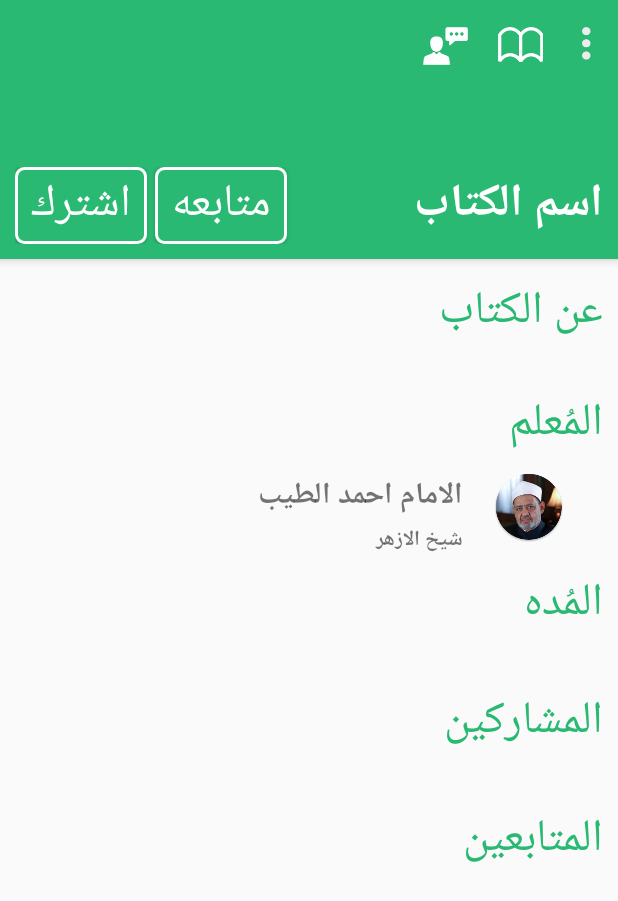
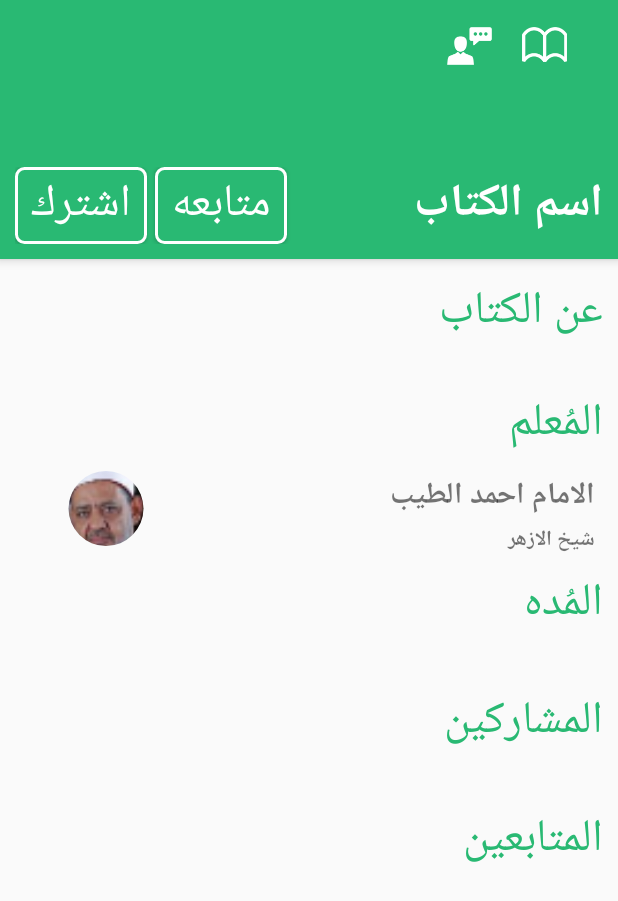
Before and after one commit to ahmed-essam/ta3lam, an Android app: the BookDetailActivity screen opened directly, with no data from a screen before it, on a phone screen of 412 x 824 dp. Shown: the top 901 px of the screen. Run offline under Robolectric (Android 15) with nearby library versions, the phone set to English and light mode, and no system bars; our stand-ins replace CircleImageView, Picasso, Volley; libraries missing offline, so code that uses them is left out: com.raizlabs.android; network calls fail; pictures from the network do not load; 5 statements that could not run were skipped.

Commit message:
adding the UI of BookDetailActivity.java and add API

```diff
--- /dev/null
+++ b/app/src/main/java/com/yackeen/ta3allam/model/dto/request/BookDetailRequest.java
@@ -0,0 +1,26 @@
+package com.yackeen.ta3allam.model.dto.request;
+
+/**
+ * Created by ahmed essam on 13/06/2017.
+ */
+
+public class BookDetailRequest {
+    private String UserID;
+    private int BookID;
+
+    public String getUserID() {
+        return UserID;
+    }
+
+    public void setUserID(String userID) {
+        UserID = userID;
+    }
+
+    public int getBookID() {
+        return BookID;
+    }
+
+    public void setBookID(int bookID) {
+        BookID = bookID;
+    }
+}
--- a/app/src/main/java/com/yackeen/ta3allam/server/api/UserAPI.java
+++ b/app/src/main/java/com/yackeen/ta3allam/server/api/UserAPI.java
@@ -7,6 +7,7 @@ import com.android.volley.Response.ErrorListener;
 import com.android.volley.Response.Listener;
 import com.yackeen.ta3allam.Capsule.Follower;
 import com.yackeen.ta3allam.application.AppController;
+import com.yackeen.ta3allam.model.dto.request.BookDetailRequest;
 import com.yackeen.ta3allam.model.dto.request.FirstLogin1Request;
 import com.yackeen.ta3allam.model.dto.request.FirstLogin2Request;
 import com.yackeen.ta3allam.model.dto.request.FollowerRequest;
@@ -15,6 +16,7 @@ import com.yackeen.ta3allam.model.dto.request.NewsRequest;
 import com.yackeen.ta3allam.model.dto.request.NotificationsRequest;
 import com.yackeen.ta3allam.model.dto.request.RegisterRequest;
 import com.yackeen.ta3allam.model.dto.request.ResetPasswordRequest;
+import com.yackeen.ta3allam.model.dto.response.BookDetailResponse;
 import com.yackeen.ta3allam.model.dto.response.FirstLoginResponse1;
 import com.yackeen.ta3allam.model.dto.response.FirstLoginResponse2;
 import com.yackeen.ta3allam.model.dto.response.FollwerResponse;
@@ -183,5 +185,21 @@ public class UserAPI {
         );
         appContext.addToRequestQueue(request);
     }
+    public void getBookDetails(BookDetailRequest body, Listener<BookDetailResponse> listener, ErrorListener errorListener, Context context){
+        String url = AppBaseURL.concat("Books/GetBookDetails");
+        Map map = new HashMap();
+        map.put("UserID", UserHelper.getUserId(context));
+        map.put("Token", MyFirebaseInstanceIdService.getDeviceToken(context));
+        GsonPostRequest<BookDetailResponse> request = new GsonPostRequest<>(
+                url,
+                body,
+                BookDetailResponse.class,
+                map,
+                listener,
+                errorListener
+        );
+        appContext.addToRequestQueue(request);
+    }
+
 
 }
--- a/app/src/main/java/com/yackeen/ta3allam/ui/activity/BookDetailActivity.java
+++ b/app/src/main/java/com/yackeen/ta3allam/ui/activity/BookDetailActivity.java
@@ -1,15 +1,142 @@
 package com.yackeen.ta3allam.ui.activity;
 
+import android.content.Context;
+import android.content.Intent;
+import android.media.Image;
+import android.support.design.widget.BaseTransientBottomBar;
 import android.support.v7.app.AppCompatActivity;
 import android.os.Bundle;
+import android.util.Log;
+import android.view.View;
+import android.widget.Button;
+import android.widget.ImageView;
+import android.widget.TextView;
+import android.widget.Toast;
 
+import com.android.volley.Response;
+import com.android.volley.VolleyError;
+import com.squareup.picasso.Picasso;
+import com.yackeen.ta3allam.Capsule.Book;
+import com.yackeen.ta3allam.Capsule.BookDetail;
 import com.yackeen.ta3allam.R;
+import com.yackeen.ta3allam.model.dto.request.BookDetailRequest;
+import com.yackeen.ta3allam.model.dto.request.FirstLogin1Request;
+import com.yackeen.ta3allam.model.dto.response.BookDetailResponse;
+import com.yackeen.ta3allam.model.dto.response.LoginResponse;
+import com.yackeen.ta3allam.server.api.API;
+import com.yackeen.ta3allam.util.UserHelper;
 
 public class BookDetailActivity extends AppCompatActivity {
+    private final static String ARG_BOOK="bookData";
+    private final static String TAG="BookDetail";
+    private ImageView forumIcon;
+    private ImageView openBookIcon;
+    private TextView bookName;
+    private TextView bookLevel;
+    private TextView bookCategory;
+    private Button followButton;
+    private Button shareButton;
+    private TextView aboutText;
+    private ImageView teacherImage;
+    private TextView teacherName;
+    private TextView teacherPosition;
+    private TextView duration;
+    private TextView shareNumText;
+    private TextView followerNumText;
+    private Book book;
 
     @Override
     protected void onCreate(Bundle savedInstanceState) {
         super.onCreate(savedInstanceState);
         setContentView(R.layout.activity_book_detail);
+        addViewToActivity();
+        initiateOnClickListener();
+        book = retrieveDataFromIntent();
+        bookName.setText(book.getName());
+        bookLevel.setText(Integer.toString(book.getLevel()));
+        bookCategory.setText(book.getCourseName());
+        Log.e(TAG, "onCreate: "+ UserHelper.getUserId(this));
+        feachBookDetailsFromApi();
+
     }
+    public void feachBookDetailsFromApi(){
+        BookDetailRequest body = new BookDetailRequest();
+        body.setBookID(book.getId());
+        body.setUserID(UserHelper.getUserId(this));
+        API.getUserAPIs().getBookDetails(body,getBookDetailListener(),
+                getBookDetailFailedListener(),BookDetailActivity.this);
+
+
+    }
+    public void initiateOnClickListener(){
+        forumIcon.setOnClickListener(new View.OnClickListener() {
+            @Override
+            public void onClick(View view) {
+
+            }
+        });
+    }
+
+
+    public void addViewToActivity(){
+        forumIcon = (ImageView)findViewById(R.id.form_icon);
+        openBookIcon = (ImageView)findViewById(R.id.open_book);
+        bookName = (TextView) findViewById(R.id.book_name_id_detail);
+        bookLevel = (TextView) findViewById(R.id.book_level);
+        bookCategory = (TextView) findViewById(R.id.book_category);
+        followButton=(Button)findViewById(R.id.follow_book_button);
+        shareButton=(Button)findViewById(R.id.share_book_button);
+        aboutText = (TextView) findViewById(R.id.book_detail_text);
+        teacherImage = (ImageView) findViewById(R.id.teacher_image_detail);
+        teacherName = (TextView) findViewById(R.id.teacher_name_detail);
+        teacherPosition = (TextView) findViewById(R.id.teacher_position_detail);
+        duration = (TextView) findViewById(R.id.book_duration_text);
+        shareNumText = (TextView) findViewById(R.id.book_share_num_text);
+        followerNumText = (TextView) findViewById(R.id.book_follower_num_text);
+    }
+    public static Intent newDetailIntent(Context context,Book book){
+        Intent intent = new Intent(context,BookDetailActivity.class);
+        intent.putExtra(ARG_BOOK,book);
+        return intent;
+    }
+    public Book retrieveDataFromIntent(){
+
+        Intent intent=this.getIntent();
+        Book book = (Book) intent.getSerializableExtra(ARG_BOOK);
+        return book;
+    }
+    public void addValuesToView(BookDetail bookDetail){
+        aboutText.setText(bookDetail.getAbout());
+        Picasso.with(this).load(bookDetail.getTeacherPicture()).into(teacherImage);
+        teacherName.setText(bookDetail.getTeacherName());
+        teacherPosition.setText(bookDetail.getTeacherTitle());
+        String durationString = "من"+bookDetail.getFromDate()+"- الي "+bookDetail.getFromDate();
+        duration.setText(durationString);
+        followerNumText.setText(Integer.toString(bookDetail.getFollowersNumber()));
+        shareNumText.setText(Integer.toString(bookDetail.getParticipantsNumber()));
+    }
+
+    private Response.Listener<BookDetailResponse> getBookDetailListener(){
+
+        return new Response.Listener<BookDetailResponse>() {
+            @Override
+            public void onResponse(BookDetailResponse response) {
+                BookDetail bookDetail = response.BookDetails;
+                addValuesToView(bookDetail);
+
+            }
+        };
+    }
+    private Response.ErrorListener getBookDetailFailedListener(){
+
+        return new Response.ErrorListener() {
+            @Override
+            public void onErrorResponse(VolleyError error) {
+                Log.e(TAG, "onErrorResponse: ".concat(error.toString()));
+
+                Toast.makeText(BookDetailActivity.this, R.string.network_error, Toast.LENGTH_SHORT).show();
+            }
+        };
+    }
+
 }
--- a/app/src/main/res/layout/activity_book_detail.xml
+++ b/app/src/main/res/layout/activity_book_detail.xml
@@ -20,6 +20,7 @@
             android:layout_marginBottom="40dp"
             android:layout_gravity="right"
             android:padding="8dp"
+            android:layout_marginRight="@dimen/margin"
             >
 
             <ImageView
@@ -39,13 +40,6 @@
                 android:layout_gravity="right"
                 android:padding="10dp"
                 />
-            <ImageView
-                android:layout_width="wrap_content"
-                android:layout_height="wrap_content"
-                android:src="@drawable/ellipse3copy"
-                android:layout_gravity="right"
-                android:layout_marginLeft="6dp"
-                android:padding="10dp"/>
 
         </LinearLayout>
 
@@ -95,6 +89,7 @@
                     android:textSize="30sp"
                     android:textColor="@color/cardview_light_background"
                     android:textStyle="bold"
+
                     />
                 <LinearLayout
                     android:layout_width="match_parent"
@@ -108,6 +103,7 @@
                         android:text="فقه"
                         android:textColor="@color/cardview_light_background"
                         android:textStyle="bold"
+                        android:id="@+id/book_category"
                         />
                     <TextView
                         android:layout_width="wrap_content"
@@ -121,7 +117,8 @@
                         android:layout_height="wrap_content"
                         android:text="المستوي الاول "
                         android:textColor="@color/cardview_light_background"
-                        android:textStyle="bold"/>
+                        android:textStyle="bold"
+                        android:id="@+id/book_level"/>
 
                 </LinearLayout>
             </LinearLayout>
@@ -147,7 +144,9 @@
             android:layout_marginStart="20dp"
             android:layout_marginLeft="20dp"
             android:textStyle="bold"
-            android:padding="2dp"/>
+            android:padding="2dp"
+            android:layout_gravity="right"
+            android:gravity="right"/>
         <TextView
             android:layout_width="match_parent"
             android:layout_height="wrap_content"
@@ -160,7 +159,16 @@
             android:orientation="horizontal"
             android:paddingRight="20dp"
             android:paddingLeft="20dp"
-            android:padding="5dp">
+            android:padding="5dp"
+            android:layout_gravity="right"
+            android:gravity="right">
+            <de.hdodenhof.circleimageview.CircleImageView
+                android:layout_width="30dp"
+                android:layout_height="50dp"
+                android:id="@+id/teacher_image_detail"
+                android:src="@drawable/default_emam"
+                android:layout_weight=".6"
+                />
             <LinearLayout
                 android:layout_width="0dp"
                 android:layout_height="wrap_content"
@@ -183,13 +191,7 @@
 
                     />
             </LinearLayout>
-            <ImageView
-                android:layout_width="0dp"
-                android:layout_height="wrap_content"
-                android:id="@+id/teacher_image_detail"
-                android:src="@drawable/default_emam"
-                android:layout_weight=".6"
-                />
+
 
 
         </LinearLayout>
```
Also changed, not shown: app/src/main/java/com/yackeen/ta3allam/Capsule/Book.java (+19 -1 lines), app/src/main/java/com/yackeen/ta3allam/Capsule/BookDetail.java (added, +125 -0 lines), app/src/main/java/com/yackeen/ta3allam/adapter/BooksAdapter.java (+9 -3 lines), app/src/main/java/com/yackeen/ta3allam/model/dto/response/BookDetailResponse.java (added, +13 -0 lines).
